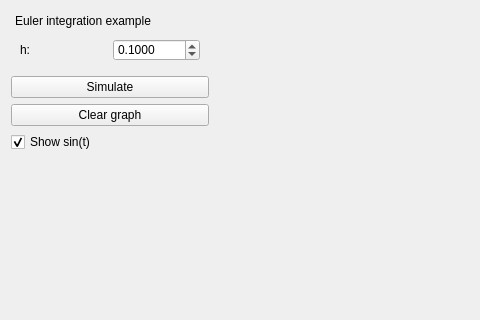
mapclient-plugins/mapclientplugins.eulerintegration1step, file mapclientplugins/eulerintegration1step/qt/eulerintegrationwidget.ui: the form before one commit; both pictures show x 0 to 480 and y 0 to 320 of the 819 by 567 pixel window.
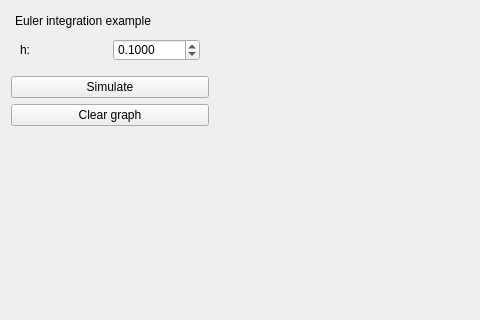
The form after the commit.

Commit message: update to plot the actual sine function, remove the toggle switch to show/hide the sine function plot as we always want it visible, and now have the legend performing as expected.

```diff
--- a/mapclientplugins/eulerintegration1step/qt/eulerintegrationwidget.ui
+++ b/mapclientplugins/eulerintegration1step/qt/eulerintegrationwidget.ui
@@ -109,16 +109,6 @@
          </property>
         </widget>
        </item>
-       <item>
-        <widget class="QCheckBox" name="showSineFunction">
-         <property name="text">
-          <string>Show sin(t)</string>
-         </property>
-         <property name="checked">
-          <bool>true</bool>
-         </property>
-        </widget>
-       </item>
        <item>
         <spacer name="verticalSpacer">
          <property name="orientation">
```
The commit also changes 2 other files.
